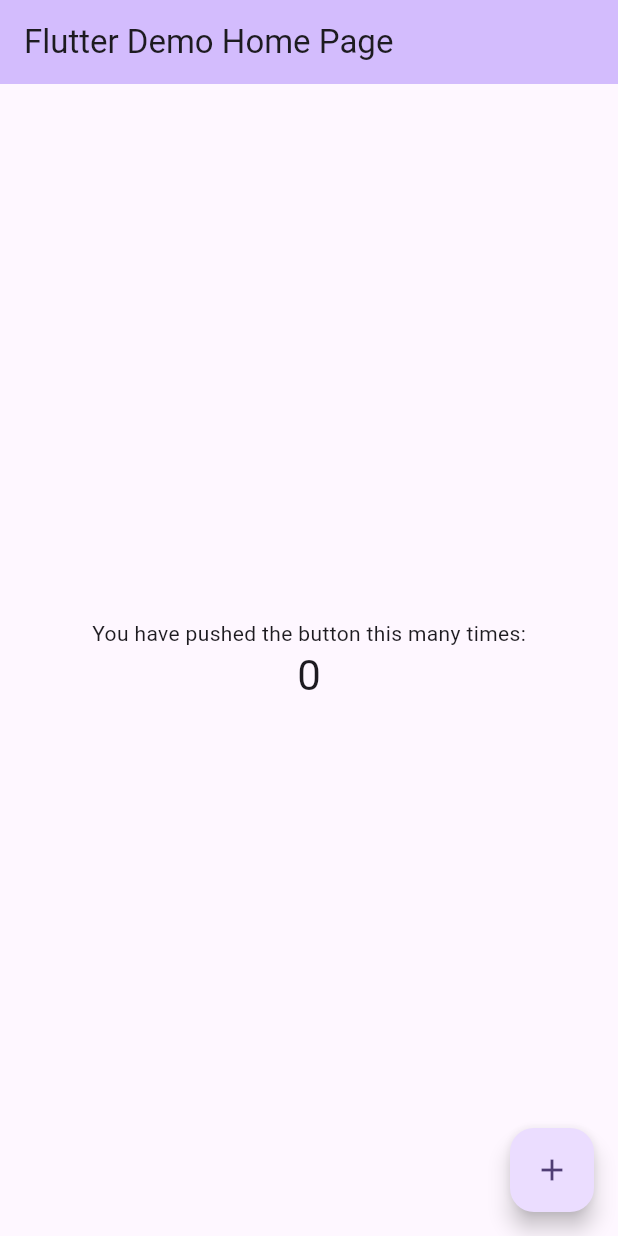
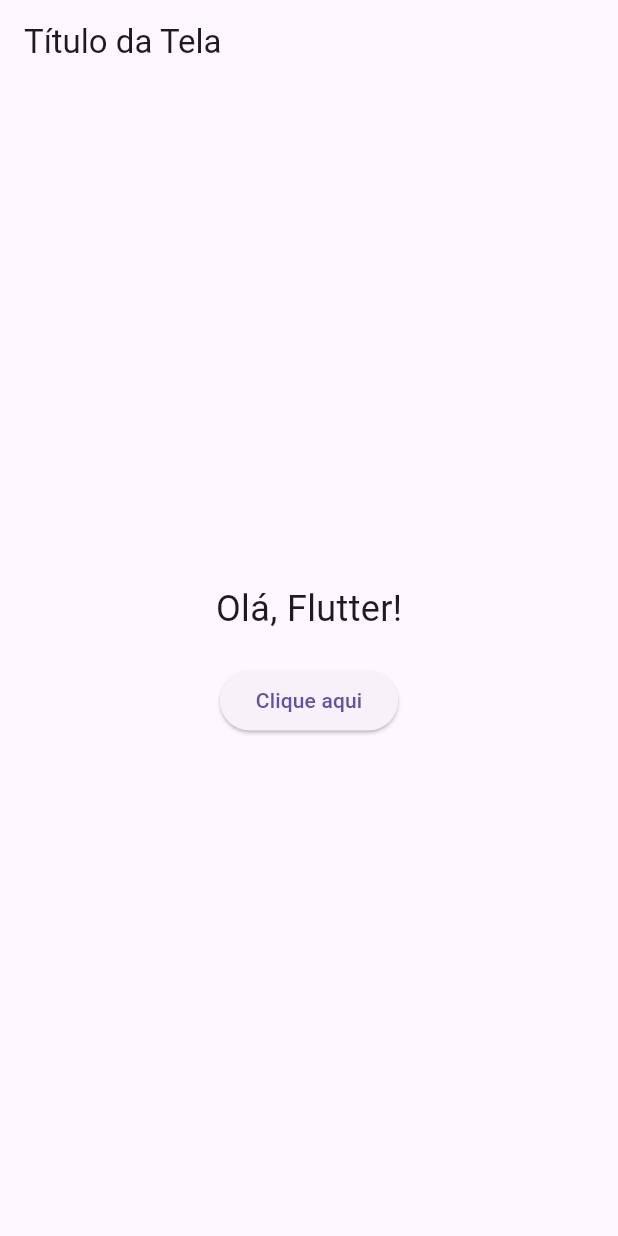
Before and after one commit to EduardorGermano/APP-controle-de-bar, a Flutter app: the screen it shows after launch, on a phone screen of 412 x 824 dp. Run offline on Flutter 3.47's test engine with Material 3 defaults, Android fonts, the phone set to English and light mode, and no system bars; our stand-ins replace sqflite; accounts and stored records are empty.

Commit message:
Começo da tela

```diff
--- a/lib/app/aplicação/ap_bar.dart
+++ b/lib/app/aplicação/ap_bar.dart
@@ -25,7 +25,7 @@
     return true;
   }
 
-  Future<List<DTOBar>> consultar() async {
-    return await dominio.consultar();
+  Future<List<DTOBar>> consultar(DTOBar dto) async {
+    return await dominio.consultar(dto);
   }
 }
--- a/lib/app/banco/sqlite/dao/dao_bar.dart
+++ b/lib/app/banco/sqlite/dao/dao_bar.dart
@@ -51,7 +51,7 @@
   }
 
   @override
-  Future<List<DTOBar>> consultar() async {
+  Future<List<DTOBar>> consultar(dto) async {
     _db = await Conexao.iniciar();
     var resultado = await _db.rawQuery(sqlConsultar);
     List<DTOBar> professores = List.generate(resultado.length, (i) {
--- a/lib/app/dominio/bar.dart
+++ b/lib/app/dominio/bar.dart
@@ -28,8 +28,8 @@
     return await dao.alterar(id);
   }
 
-  Future<List<DTOBar>> consultar() async {
-    return await dao.consultar();
+  Future<List<DTOBar>> consultar(DTOBar dto) async {
+    return await dao.consultar(dto);
   }
 
   String? get nome => _nome;
--- a/lib/app/dominio/dto/dto_bar.dart
+++ b/lib/app/dominio/dto/dto_bar.dart
@@ -11,5 +11,4 @@
       this.localizacao,
       required this.estoqueAtual,
       required this.responsavel});
-
 }
--- a/lib/app/dominio/interface/i_dao_bar.dart
+++ b/lib/app/dominio/interface/i_dao_bar.dart
@@ -4,5 +4,5 @@
   Future<DTOBar> salvar(DTOBar dto);
   Future<DTOBar> alterar(DTOBar dto);
   Future<DTOBar> consultarPorId(int id);
-  Future<List<DTOBar>> consultar();
+  Future<List<DTOBar>> consultar(DTOBar dto);
 }
--- a/lib/app/widget/bar_lista.dart
+++ b/lib/app/widget/bar_lista.dart
@@ -0,0 +1,30 @@
+import 'package:flutter/material.dart';
+
+class MinhaTela extends StatelessWidget {
+  @override
+  Widget build(BuildContext context) {
+    return Scaffold(
+      appBar: AppBar(
+        title: Text('Título da Tela'),
+      ),
+      body: Center(
+        child: Column(
+          mainAxisAlignment: MainAxisAlignment.center,
+          children: <Widget>[
+            Text(
+              'Olá, Flutter!',
+              style: TextStyle(fontSize: 24),
+            ),
+            SizedBox(height: 20),
+            ElevatedButton(
+              onPressed: () {
+                // Ação ao clicar no botão
+              },
+              child: Text('Clique aqui'),
+            ),
+          ],
+        ),
+      ),
+    );
+  }
+}
--- a/lib/main.dart
+++ b/lib/main.dart
@@ -1,3 +1,4 @@
+import 'package:controle_de_bar/app/widget/bar_lista.dart';
 import 'package:flutter/material.dart';
 
 void main() {
@@ -70,56 +71,13 @@
 
   @override
   Widget build(BuildContext context) {
-    // This method is rerun every time setState is called, for instance as done
-    // by the _incrementCounter method above.
-    //
-    // The Flutter framework has been optimized to make rerunning build methods
-    // fast, so that you can just rebuild anything that needs updating rather
-    // than having to individually change instances of widgets.
-    return Scaffold(
-      appBar: AppBar(
-        // TRY THIS: Try changing the color here to a specific color (to
-        // Colors.amber, perhaps?) and trigger a hot reload to see the AppBar
-        // change color while the other colors stay the same.
-        backgroundColor: Theme.of(context).colorScheme.inversePrimary,
-        // Here we take the value from the MyHomePage object that was created by
-        // the App.build method, and use it to set our appbar title.
-        title: Text(widget.title),
-      ),
-      body: Center(
-        // Center is a layout widget. It takes a single child and positions it
-        // in the middle of the parent.
-        child: Column(
-          // Column is also a layout widget. It takes a list of children and
-          // arranges them vertically. By default, it sizes itself to fit its
-          // children horizontally, and tries to be as tall as its parent.
-          //
-          // Column has various properties to control how it sizes itself and
-          // how it positions its children. Here we use mainAxisAlignment to
-          // center the children vertically; the main axis here is the vertical
-          // axis because Columns are vertical (the cross axis would be
-          // horizontal).
-          //
-          // TRY THIS: Invoke "debug painting" (choose the "Toggle Debug Paint"
-          // action in the IDE, or press "p" in the console), to see the
-          // wireframe for each widget.
-          mainAxisAlignment: MainAxisAlignment.center,
-          children: <Widget>[
-            const Text(
-              'You have pushed the button this many times:',
-            ),
-            Text(
-              '$_counter',
-              style: Theme.of(context).textTheme.headlineMedium,
-            ),
-          ],
+    return MaterialApp(
+      title: "Bar",
+      home: Scaffold(
+        body: Center(
+          child: MinhaTela(),
         ),
       ),
-      floatingActionButton: FloatingActionButton(
-        onPressed: _incrementCounter,
-        tooltip: 'Increment',
-        child: const Icon(Icons.add),
-      ), // This trailing comma makes auto-formatting nicer for build methods.
     );
   }
 }
```
Also changed, not shown: 3 other files.
